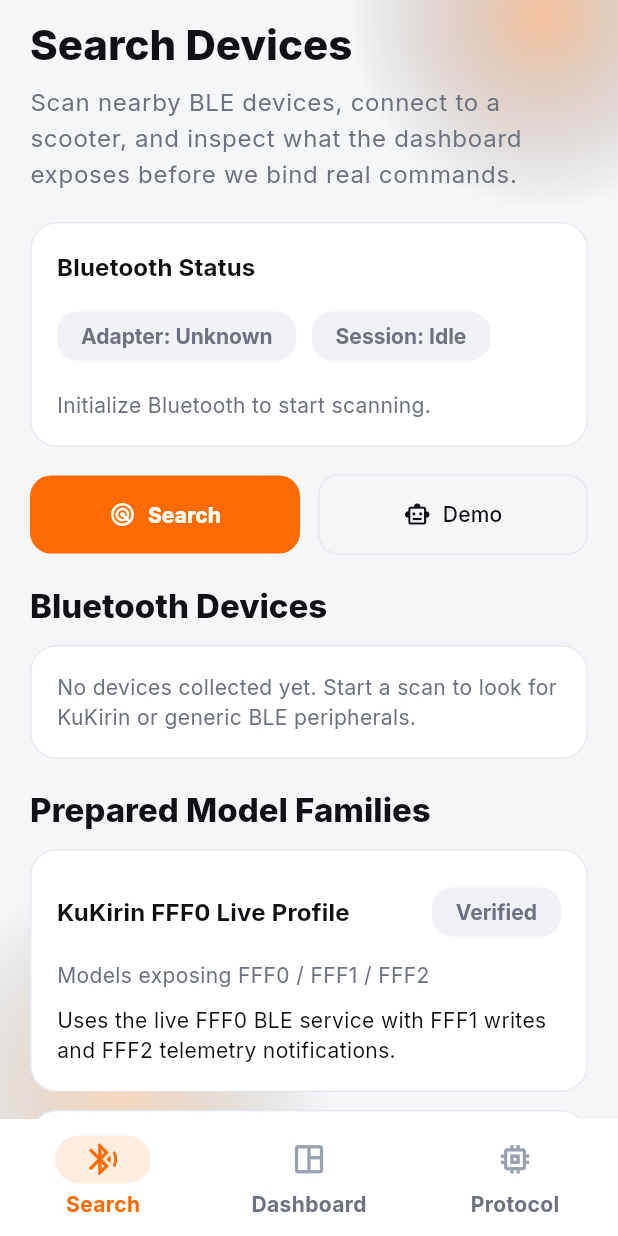
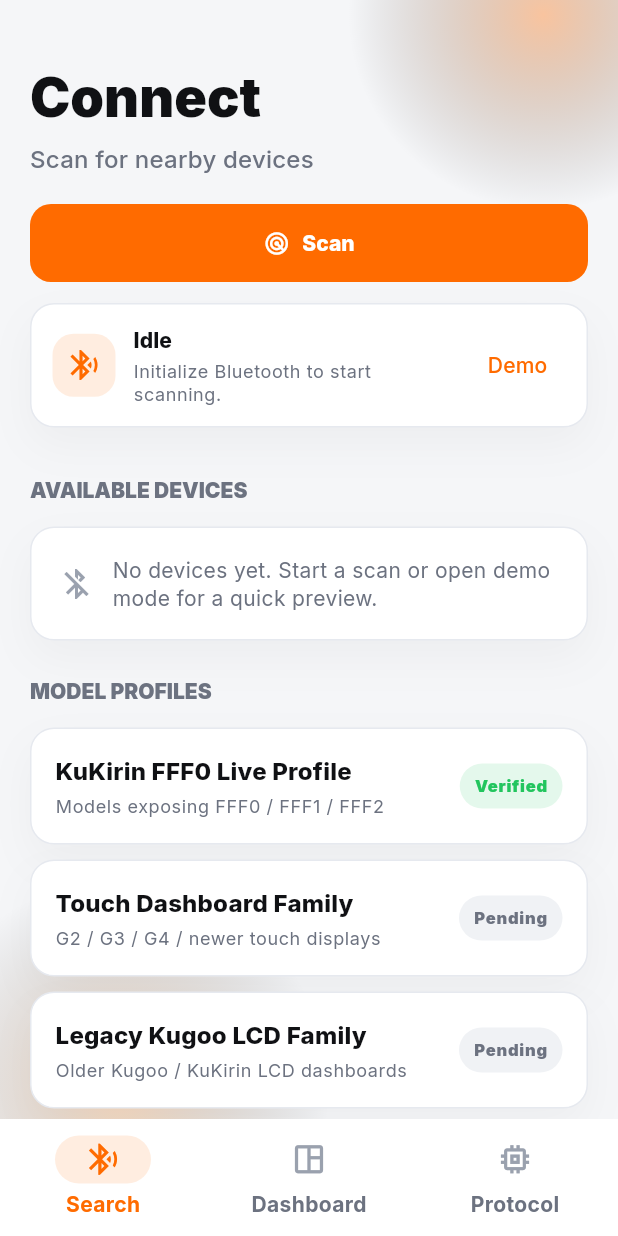
Before and after one commit to NikLaaaa/kukirin-control-ios, a Flutter app: the screen it shows after launch, on a phone screen of 412 x 824 dp. Run offline on Flutter 3.47's test engine with Material 3 defaults, Android fonts, the phone set to English and light mode, and no system bars; our stand-ins replace google_fonts; missing offline and left inert: flutter_reactive_ble; statements that could not run were skipped.

Commit message:
Update devices_screen.dart

```diff
--- a/lib/src/screens/devices_screen.dart
+++ b/lib/src/screens/devices_screen.dart
@@ -15,93 +15,70 @@
     return CustomScrollView(
       slivers: [
         SliverPadding(
-          padding: const EdgeInsets.fromLTRB(20, 12, 20, 120),
+          padding: const EdgeInsets.fromLTRB(20, 48, 20, 118),
           sliver: SliverList(
             delegate: SliverChildListDelegate([
               Text(
-                'Search Devices',
-                style: Theme.of(context).textTheme.headlineMedium?.copyWith(
-                  fontWeight: FontWeight.w800,
+                'Connect',
+                style: Theme.of(context).textTheme.displaySmall?.copyWith(
+                  fontWeight: FontWeight.w900,
+                  height: 0.95,
                 ),
               ),
-              const SizedBox(height: 8),
+              const SizedBox(height: 12),
               Text(
-                controller.isPreviewOnlyPlatform
-                    ? 'This desktop build is for GUI preview. Real BLE scanning is intentionally disabled on Windows and stays in the iPhone build.'
-                    : 'Scan nearby BLE devices, connect to a scooter, and inspect what the dashboard exposes before we bind real commands.',
-                style: Theme.of(context).textTheme.bodyLarge?.copyWith(
+                'Scan for nearby devices',
+                style: Theme.of(context).textTheme.titleMedium?.copyWith(
                   color: AppPalette.textSecondary,
+                  fontWeight: FontWeight.w500,
                 ),
               ),
-              const SizedBox(height: 20),
-              _StatusCard(controller: controller),
               const SizedBox(height: 18),
-              Row(
-                children: [
-                  Expanded(
+              SizedBox(
+                width: double.infinity,
                 child: ElevatedButton.icon(
                   onPressed: controller.isScanning
                       ? controller.stopScan
                       : controller.startScan,
                   icon: Icon(
                     controller.isScanning
-                            ? Icons.pause_circle
+                        ? Icons.pause_circle_filled
                         : Icons.radar,
                   ),
-                      label: Text(controller.isScanning ? 'Stop' : 'Search'),
+                  label: Text(controller.isScanning ? 'Stop Scan' : 'Scan'),
                 ),
               ),
-                  const SizedBox(width: 12),
-                  Expanded(
-                    child: OutlinedButton.icon(
-                      onPressed: controller.startDemoMode,
-                      icon: const Icon(Icons.smart_toy_outlined),
-                      label: const Text('Demo'),
+              const SizedBox(height: 14),
+              _StatusStrip(controller: controller),
+              const SizedBox(height: 32),
+              _SectionHeader(
+                title: 'Available Devices',
+                trailing: controller.isScanning
+                    ? const SizedBox(
+                        width: 18,
+                        height: 18,
+                        child: CircularProgressIndicator(strokeWidth: 2),
+                      )
+                    : null,
               ),
-                  ),
-                ],
-              ),
-              const SizedBox(height: 20),
-              Text(
-                'Bluetooth Devices',
-                style: Theme.of(
-                  context,
-                ).textTheme.titleLarge?.copyWith(fontWeight: FontWeight.w800),
-              ),
-              const SizedBox(height: 12),
+              const SizedBox(height: 14),
               if (controller.devices.isEmpty)
-                Card(
-                  child: Padding(
-                    padding: const EdgeInsets.all(18),
-                    child: Text(
-                      controller.isScanning
-                          ? 'Scanning is active. Keep your scooter dashboard awake and stay within Bluetooth range.'
-                          : 'No devices collected yet. Start a scan to look for KuKirin or generic BLE peripherals.',
-                      style: Theme.of(context).textTheme.bodyMedium?.copyWith(
-                        color: AppPalette.textSecondary,
-                      ),
-                    ),
-                  ),
-                ),
+                _EmptyDevicePanel(controller: controller)
+              else
                 for (final device in controller.devices) ...[
-                _DeviceCard(
+                  _DeviceTile(
                     device: device,
                     isConnected: controller.connectedDevice?.id == device.id,
                     onConnect: () => controller.connectToDevice(device),
                   ),
-                const SizedBox(height: 12),
+                  const SizedBox(height: 10),
                 ],
-              const SizedBox(height: 20),
-              Text(
-                'Prepared Model Families',
-                style: Theme.of(
-                  context,
-                ).textTheme.titleLarge?.copyWith(fontWeight: FontWeight.w800),
-              ),
-              const SizedBox(height: 12),
+              const SizedBox(height: 24),
+              _SectionHeader(title: 'Model Profiles'),
+              const SizedBox(height: 14),
               for (final profile in controller.availableProfiles) ...[
-                _ProfileCard(profile: profile),
-                const SizedBox(height: 12),
+                _ProfileTile(profile: profile),
+                const SizedBox(height: 10),
               ],
             ]),
           ),
@@ -111,61 +88,110 @@
   }
 }
 
-class _StatusCard extends StatelessWidget {
-  const _StatusCard({required this.controller});
+class _StatusStrip extends StatelessWidget {
+  const _StatusStrip({required this.controller});
 
   final ScooterAppController controller;
 
   @override
   Widget build(BuildContext context) {
-    return Card(
-      child: Padding(
-        padding: const EdgeInsets.all(18),
+    final isConnected = controller.hasConnectedTransport;
+
+    return _SoftPanel(
+      padding: const EdgeInsets.all(14),
+      child: Row(
+        children: [
+          Container(
+            width: 42,
+            height: 42,
+            decoration: BoxDecoration(
+              color: (isConnected ? AppPalette.accentGreen : AppPalette.accent)
+                  .withValues(alpha: 0.12),
+              borderRadius: BorderRadius.circular(14),
+            ),
+            child: Icon(
+              isConnected ? Icons.check_circle : Icons.bluetooth_searching,
+              color: isConnected ? AppPalette.accentGreen : AppPalette.accent,
+            ),
+          ),
+          const SizedBox(width: 12),
+          Expanded(
             child: Column(
               crossAxisAlignment: CrossAxisAlignment.start,
               children: [
                 Text(
-              'Bluetooth Status',
-              style: Theme.of(
-                context,
-              ).textTheme.titleMedium?.copyWith(fontWeight: FontWeight.w700),
+                  controller.connectionLabel(),
+                  style: Theme.of(context).textTheme.titleSmall?.copyWith(
+                    fontWeight: FontWeight.w800,
                   ),
-            const SizedBox(height: 10),
-            Wrap(
-              spacing: 10,
-              runSpacing: 10,
-              children: [
-                Chip(label: Text('Adapter: ${controller.bleStatusLabel()}')),
-                Chip(label: Text('Session: ${controller.connectionLabel()}')),
-                if (controller.connectedDevice != null)
-                  Chip(label: Text(controller.connectedDevice!.displayName)),
-              ],
                 ),
-            const SizedBox(height: 12),
+                const SizedBox(height: 3),
                 Text(
                   controller.statusMessage,
-              style: Theme.of(
-                context,
-              ).textTheme.bodyMedium?.copyWith(color: AppPalette.textSecondary),
+                  maxLines: 2,
+                  overflow: TextOverflow.ellipsis,
+                  style: Theme.of(context).textTheme.bodySmall?.copyWith(
+                    color: AppPalette.textSecondary,
+                    height: 1.25,
+                  ),
                 ),
                 if (controller.lastError != null) ...[
-              const SizedBox(height: 10),
+                  const SizedBox(height: 4),
                   Text(
                     controller.lastError!,
-                style: Theme.of(
-                  context,
-                ).textTheme.bodySmall?.copyWith(color: AppPalette.accentDanger),
+                    maxLines: 1,
+                    overflow: TextOverflow.ellipsis,
+                    style: Theme.of(context).textTheme.bodySmall?.copyWith(
+                      color: AppPalette.accentDanger,
+                    ),
                   ),
                 ],
               ],
             ),
           ),
+          const SizedBox(width: 8),
+          TextButton(
+            onPressed: controller.startDemoMode,
+            child: const Text('Demo'),
+          ),
+        ],
+      ),
     );
   }
 }
 
-class _DeviceCard extends StatelessWidget {
-  const _DeviceCard({
+class _EmptyDevicePanel extends StatelessWidget {
+  const _EmptyDevicePanel({required this.controller});
+
+  final ScooterAppController controller;
+
+  @override
+  Widget build(BuildContext context) {
+    return _SoftPanel(
+      padding: const EdgeInsets.all(18),
+      child: Row(
+        children: [
+          const Icon(Icons.bluetooth_disabled, color: AppPalette.textTertiary),
+          const SizedBox(width: 12),
+          Expanded(
+            child: Text(
+              controller.isScanning
+                  ? 'Scanning is active. Keep the scooter awake and close to the phone.'
+                  : 'No devices yet. Start a scan or open demo mode for a quick preview.',
+              style: Theme.of(context).textTheme.bodyMedium?.copyWith(
+                color: AppPalette.textSecondary,
+                height: 1.35,
+              ),
+            ),
+          ),
+        ],
+      ),
+    );
+  }
+}
+
+class _DeviceTile extends StatelessWidget {
+  const _DeviceTile({
     required this.device,
     required this.isConnected,
     required this.onConnect,
@@ -177,28 +203,115 @@
 
   @override
   Widget build(BuildContext context) {
-    return Card(
+    final signalColor =
+        device.rssi >= -55 ? AppPalette.accentGreen : AppPalette.textTertiary;
+
+    return _SoftPanel(
+      padding: EdgeInsets.zero,
+      child: Material(
+        color: Colors.transparent,
+        child: InkWell(
+          onTap: device.connectable ? onConnect : null,
+          borderRadius: BorderRadius.circular(16),
           child: Padding(
-        padding: const EdgeInsets.all(18),
+            padding: const EdgeInsets.fromLTRB(14, 13, 12, 13),
+            child: Row(
+              children: [
+                Container(
+                  width: 42,
+                  height: 42,
+                  decoration: BoxDecoration(
+                    color: AppPalette.accent.withValues(alpha: 0.1),
+                    borderRadius: BorderRadius.circular(14),
+                  ),
+                  child: const Icon(
+                    Icons.bluetooth,
+                    color: AppPalette.accent,
+                    size: 22,
+                  ),
+                ),
+                const SizedBox(width: 13),
+                Expanded(
                   child: Column(
                     crossAxisAlignment: CrossAxisAlignment.start,
                     children: [
-            Row(
+                      Text(
+                        device.displayName,
+                        maxLines: 1,
+                        overflow: TextOverflow.ellipsis,
+                        style: Theme.of(context).textTheme.titleMedium
+                            ?.copyWith(fontWeight: FontWeight.w800),
+                      ),
+                      const SizedBox(height: 3),
+                      Text(
+                        isConnected
+                            ? 'Connected'
+                            : device.looksLikeKukirin
+                                ? 'KuKirin device'
+                                : 'BLE peripheral',
+                        style: Theme.of(context).textTheme.bodySmall?.copyWith(
+                          color: isConnected
+                              ? AppPalette.accentGreen
+                              : AppPalette.textSecondary,
+                          fontWeight:
+                              isConnected ? FontWeight.w800 : FontWeight.w500,
+                        ),
+                      ),
+                    ],
+                  ),
+                ),
+                Icon(Icons.signal_cellular_alt, color: signalColor, size: 18),
+                const SizedBox(width: 5),
+                SizedBox(
+                  width: 34,
+                  child: Text(
+                    '${device.rssi}',
+                    textAlign: TextAlign.right,
+                    style: Theme.of(context).textTheme.bodySmall?.copyWith(
+                      color: AppPalette.textSecondary,
+                      fontWeight: FontWeight.w700,
+                    ),
+                  ),
+                ),
+                const SizedBox(width: 8),
+                const Icon(
+                  Icons.chevron_right,
+                  color: AppPalette.accent,
+                  size: 24,
+                ),
+              ],
+            ),
+          ),
+        ),
+      ),
+    );
+  }
+}
+
+class _ProfileTile extends StatelessWidget {
+  const _ProfileTile({required this.profile});
+
+  final ProtocolProfile profile;
+
+  @override
+  Widget build(BuildContext context) {
+    return _SoftPanel(
+      padding: const EdgeInsets.all(16),
+      child: Row(
         children: [
           Expanded(
             child: Column(
               crossAxisAlignment: CrossAxisAlignment.start,
               children: [
                 Text(
-                        device.displayName,
-                        style: Theme.of(context).textTheme.titleMedium
-                            ?.copyWith(fontWeight: FontWeight.w700),
+                  profile.name,
+                  style: Theme.of(context).textTheme.titleMedium?.copyWith(
+                    fontWeight: FontWeight.w800,
+                  ),
                 ),
                 const SizedBox(height: 4),
                 Text(
-                        device.looksLikeKukirin
-                            ? 'Looks like a KuKirin-family device'
-                            : 'Generic BLE peripheral',
+                  profile.family,
                   style: Theme.of(context).textTheme.bodySmall?.copyWith(
                     color: AppPalette.textSecondary,
                   ),
@@ -206,92 +319,79 @@
               ],
             ),
           ),
-                Chip(label: Text('RSSI ${device.rssi}')),
-              ],
+          Container(
+            padding: const EdgeInsets.symmetric(horizontal: 10, vertical: 7),
+            decoration: BoxDecoration(
+              color: profile.verified
+                  ? AppPalette.accentGreen.withValues(alpha: 0.12)
+                  : AppPalette.panelRaised,
+              borderRadius: BorderRadius.circular(999),
             ),
-            const SizedBox(height: 12),
-            Text(
-              device.id,
-              style: Theme.of(
-                context,
-              ).textTheme.bodySmall?.copyWith(color: AppPalette.textSecondary),
-            ),
-            if (device.advertisedServices.isNotEmpty) ...[
-              const SizedBox(height: 10),
-              Text(
-                'Advertised services: ${device.advertisedServices.join(', ')}',
-                style: Theme.of(context).textTheme.bodySmall?.copyWith(
-                  color: AppPalette.textSecondary,
-                ),
-              ),
-            ],
-            const SizedBox(height: 14),
-            Row(
-              children: [
-                Expanded(
-                  child: ElevatedButton(
-                    onPressed: device.connectable ? onConnect : null,
             child: Text(
-                      isConnected ? 'Reconnect' : 'Connect & Open Dashboard',
-                    ),
-                  ),
-                ),
-                const SizedBox(width: 12),
-                Expanded(
-                  child: OutlinedButton(
-                    onPressed: null,
-                    child: Text(
-                      device.connectable ? 'Awaiting bind' : 'Not connectable',
+              profile.verified ? 'Verified' : 'Pending',
+              style: Theme.of(context).textTheme.labelSmall?.copyWith(
+                color: profile.verified
+                    ? AppPalette.accentGreen
+                    : AppPalette.textSecondary,
+                fontWeight: FontWeight.w900,
               ),
             ),
           ),
         ],
       ),
-          ],
-        ),
-      ),
     );
   }
 }
 
-class _ProfileCard extends StatelessWidget {
-  const _ProfileCard({required this.profile});
+class _SectionHeader extends StatelessWidget {
+  const _SectionHeader({required this.title, this.trailing});
 
-  final ProtocolProfile profile;
+  final String title;
+  final Widget? trailing;
 
   @override
   Widget build(BuildContext context) {
-    return Card(
-      child: Padding(
-        padding: const EdgeInsets.all(18),
-        child: Column(
-          crossAxisAlignment: CrossAxisAlignment.start,
-          children: [
-            Row(
+    return Row(
       children: [
         Expanded(
           child: Text(
-                    profile.name,
-                    style: Theme.of(context).textTheme.titleMedium?.copyWith(
-                      fontWeight: FontWeight.w700,
+            title.toUpperCase(),
+            style: Theme.of(context).textTheme.labelLarge?.copyWith(
+              color: AppPalette.textSecondary,
+              fontWeight: FontWeight.w900,
+              letterSpacing: 0,
             ),
           ),
         ),
-                Chip(label: Text(profile.verified ? 'Verified' : 'Pending')),
+        if (trailing != null) trailing!,
       ],
-            ),
-            const SizedBox(height: 8),
-            Text(
-              profile.family,
-              style: Theme.of(
-                context,
-              ).textTheme.bodyMedium?.copyWith(color: AppPalette.textSecondary),
-            ),
-            const SizedBox(height: 10),
-            Text(profile.note, style: Theme.of(context).textTheme.bodyMedium),
-          ],
-        ),
-      ),
     );
   }
 }
+
+class _SoftPanel extends StatelessWidget {
+  const _SoftPanel({required this.child, required this.padding});
+
+  final Widget child;
+  final EdgeInsetsGeometry padding;
+
+  @override
+  Widget build(BuildContext context) {
+    return Container(
+      padding: padding,
+      decoration: BoxDecoration(
+        color: AppPalette.panel,
+        borderRadius: BorderRadius.circular(16),
+        border: Border.all(color: AppPalette.stroke),
+        boxShadow: [
+          BoxShadow(
+            color: Colors.black.withValues(alpha: 0.035),
+            blurRadius: 24,
+            offset: const Offset(0, 12),
+          ),
+        ],
+      ),
+      child: child,
+    );
+  }
+}
```
Lines whose indentation alone changed are shown as unchanged.
